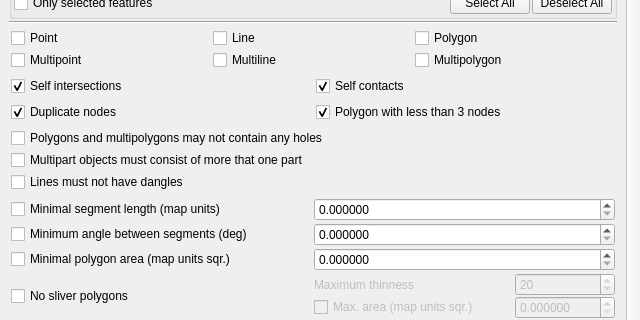
Old version of the form src/plugins/geometry_checker/qgsgeometrycheckersetuptab.ui in the repository qgis/QGIS; both pictures show x 0 to 640 and y 193 to 513 of the 640 by 726 pixel window.
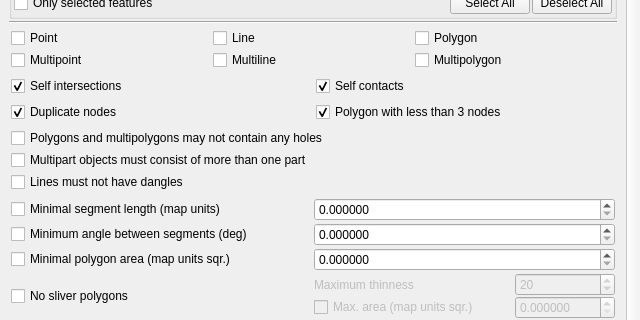
New version of the form. Icons and pictures are not drawn. Custom widgets are drawn as their Qt base class.

Commit message:
Fix a typo in the Geometry Checker core plugin
Replace "more that one part" with "more than one part"

What changed in the file:
```diff
--- a/src/plugins/geometry_checker/qgsgeometrycheckersetuptab.ui
+++ b/src/plugins/geometry_checker/qgsgeometrycheckersetuptab.ui
@@ -314,7 +314,7 @@
              <item>
               <widget class="QCheckBox" name="checkBoxMultipart">
                <property name="text">
-                <string>Multipart objects must consist of more that one part</string>
+                <string>Multipart objects must consist of more than one part</string>
                </property>
               </widget>
              </item>
```
